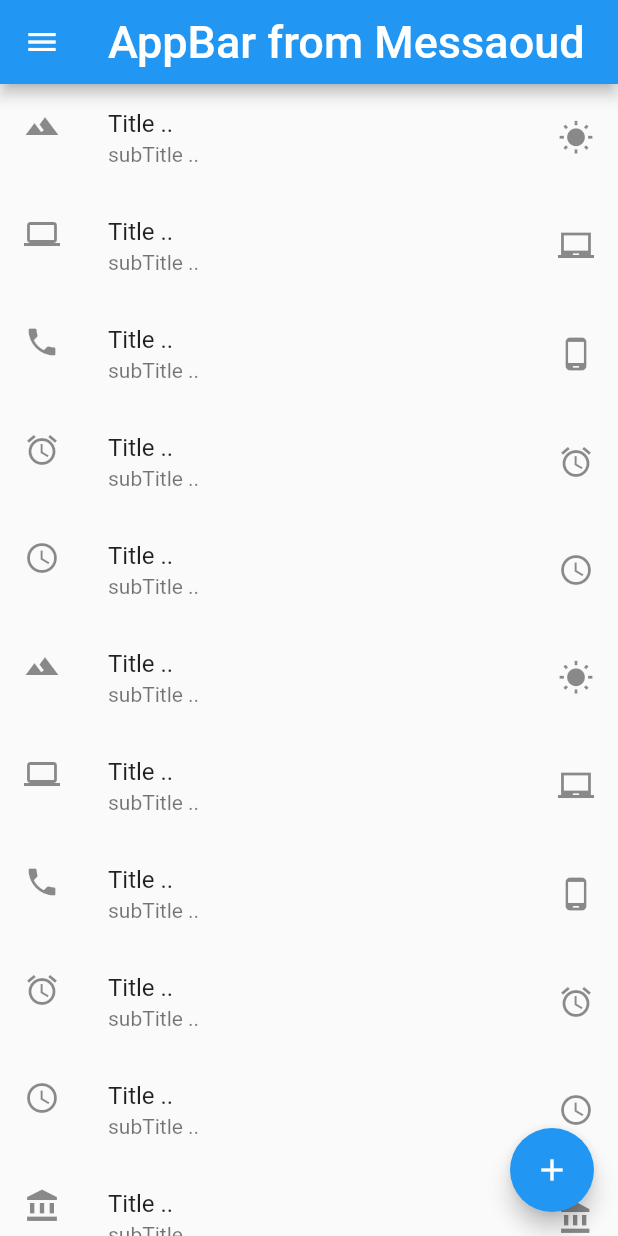
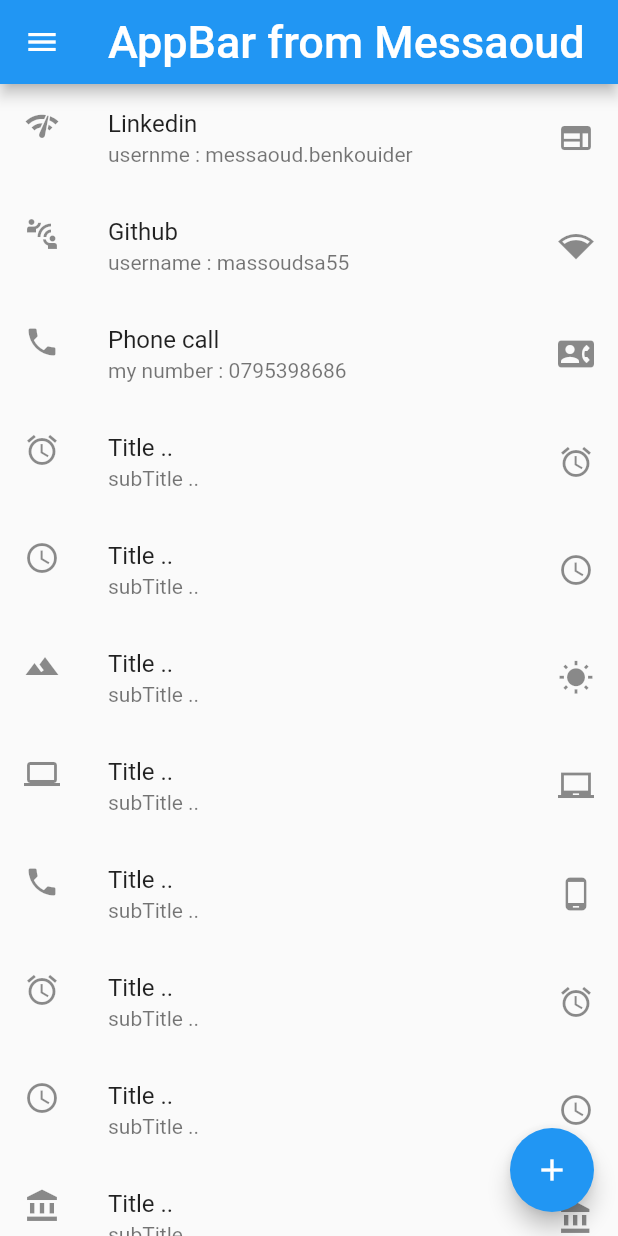
Before and after one commit to massoudsa55/flutter_ListView, a Flutter app: the screen it shows after launch, on a phone screen of 412 x 824 dp. Run offline on Flutter 3.47's test engine with Material 2 defaults, Android fonts, the phone set to English and light mode, and no system bars.

Commit message:
Implements onTap in ListView

```diff
--- a/lib/main.dart
+++ b/lib/main.dart
@@ -1,4 +1,10 @@
 import 'package:flutter/material.dart';
+import 'package:url_launcher/url_launcher.dart';
+
+final Uri _url = Uri.parse('https://github.com/massoudsa55');
+final Uri _urlLinkedin =
+    Uri.parse('https://www.linkedin.com/in/messaoud-benkouider-0b7a3515a/');
+final Uri _urlPhone = Uri.parse('tel://0795398686');
 
 void main(List<String> args) {
   runApp(const MyFirstCalss());
@@ -48,22 +54,25 @@
   var listView = ListView(
     children: const <Widget>[
       ListTile(
-        leading: Icon(Icons.landscape),
-        title: Text('Title ..'),
-        subtitle: Text('subTitle ..'),
-        trailing: Icon(Icons.wb_sunny),
+        leading: Icon(Icons.network_check_outlined),
+        title: Text('Linkedin'),
+        subtitle: Text('usernme : messaoud.benkouider'),
+        trailing: Icon(Icons.web_outlined),
+        onTap: _launchUrlLinkedine,
       ),
       ListTile(
-        leading: Icon(Icons.laptop),
-        title: Text('Title ..'),
-        subtitle: Text('subTitle ..'),
-        trailing: Icon(Icons.laptop_chromebook),
+        leading: Icon(Icons.connect_without_contact),
+        title: Text('Github'),
+        subtitle: Text('username : massoudsa55'),
+        trailing: Icon(Icons.network_wifi),
+        onTap: _launchUrl,
       ),
       ListTile(
         leading: Icon(Icons.phone),
-        title: Text('Title ..'),
-        subtitle: Text('subTitle ..'),
-        trailing: Icon(Icons.phone_android),
+        title: Text('Phone call'),
+        subtitle: Text('my number : 0795398686'),
+        trailing: Icon(Icons.contact_phone),
+        onTap: _launchUrlPhone,
       ),
       ListTile(
         leading: Icon(Icons.access_alarm),
@@ -207,3 +216,15 @@
   );
   return listView;
 }
+
+void _launchUrl() async {
+  if (!await launchUrl(_url)) throw 'Could not launch $_url';
+}
+
+void _launchUrlPhone() async {
+  if (!await launchUrl(_urlPhone)) throw 'Could not launch $_urlPhone';
+}
+
+void _launchUrlLinkedine() async {
+  if (!await launchUrl(_urlLinkedin)) throw 'Could not launch $_urlLinkedin';
+}
--- a/pubspec.yaml
+++ b/pubspec.yaml
@@ -34,6 +34,7 @@
   # The following adds the Cupertino Icons font to your application.
   # Use with the CupertinoIcons class for iOS style icons.
   cupertino_icons: ^1.0.2
+  url_launcher: ^6.1.2
 
 dev_dependencies:
   flutter_test:
```
Also changed, not shown: pubspec.lock, 5 other files.
